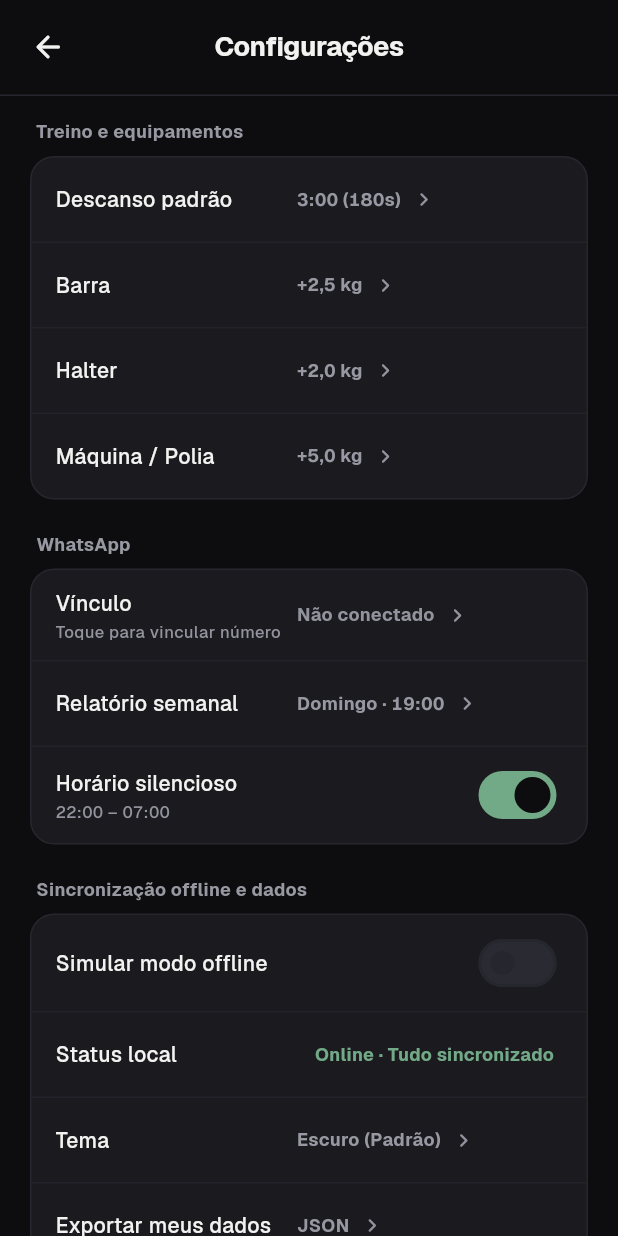
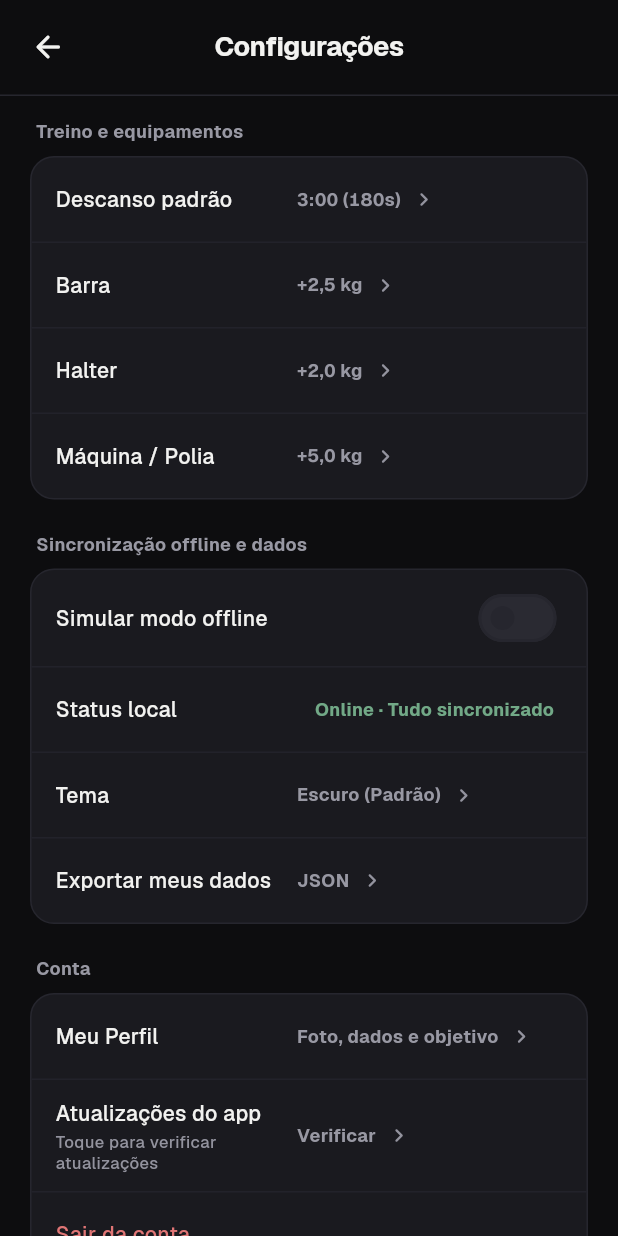
Before and after one commit to Lucasgrf/LIFTR, a Flutter app: the SettingsScreen screen opened by its route, on a phone screen of 412 x 824 dp. Run offline on Flutter 3.47's test engine with Material 3 defaults, Android fonts, the phone set to English and light mode, and no system bars; our stand-ins replace cached_network_image, connectivity_plus, fl_chart, flutter_riverpod, flutter_svg, go_router and 4 more; accounts and stored records are empty; project files that could hold a hidden picture were left out.

Commit message:
fix(settings): hide unbacked WhatsApp Coach section and document backend sync debt

```diff
--- a/app/lib/features/settings/presentation/screens/settings_screen.dart
+++ b/app/lib/features/settings/presentation/screens/settings_screen.dart
@@ -240,50 +240,6 @@ class _SettingsScreenState extends ConsumerState<SettingsScreen> {
                         const SizedBox(height: 22),
 
                         LiftrListGroup(
-                          header: 'WhatsApp',
-                          children: [
-                            LiftrListRow(
-                              label: 'Vínculo',
-                              value: settings.whatsappConnected
-                                  ? 'Conectado'
-                                  : 'Não conectado',
-                              subtitle: settings.whatsappConnected
-                                  ? (settings.whatsappMaskedPhone.isNotEmpty
-                                      ? settings.whatsappMaskedPhone
-                                      : 'Número vinculado')
-                                  : 'Toque para vincular número',
-                              valueColor: settings.whatsappConnected
-                                  ? fitnessColors.progressUp
-                                  : colors.textTertiary,
-                              onTap: () => ref
-                                  .read(userSettingsProvider.notifier)
-                                  .setWhatsappConnected(
-                                    !settings.whatsappConnected,
-                                  ),
-                            ),
-                            LiftrListRow(
-                              label: 'Relatório semanal',
-                              value:
-                                  '${settings.weeklyReportDay} · ${settings.weeklyReportTime}',
-                              onTap: () => _showReportSchedulePicker(
-                                context,
-                                ref,
-                                settings,
-                              ),
-                            ),
-                            LiftrListRow.toggle(
-                              label: 'Horário silencioso',
-                              subtitle: settings.quietHoursRange,
-                              value: settings.quietHoursEnabled,
-                              onChanged: (val) => ref
-                                  .read(userSettingsProvider.notifier)
-                                  .setQuietHoursEnabled(val),
-                            ),
-                          ],
-                        ),
-                        const SizedBox(height: 22),
-
-                        LiftrListGroup(
                           header: 'Sincronização offline e dados',
                           children: [
                             LiftrListRow.toggle(
@@ -470,48 +426,6 @@ class _SettingsScreenState extends ConsumerState<SettingsScreen> {
     );
   }
 
-  void _showReportSchedulePicker(
-    BuildContext context,
-    WidgetRef ref,
-    UserSettingsState settings,
-  ) {
-    const schedules = [
-      ('Domingo', '19:00'),
-      ('Domingo', '09:00'),
-      ('Segunda-feira', '08:00'),
-      ('Sexta-feira', '18:00'),
-    ];
-    showLiftrSheet<void>(
-      context: context,
-      title: 'Relatório semanal',
-      builder: (ctx) {
-        final colors = ctx.appColors;
-        return Column(
-          mainAxisSize: MainAxisSize.min,
-          crossAxisAlignment: CrossAxisAlignment.start,
-          children: schedules.map((item) {
-            final selected =
-                settings.weeklyReportDay == item.$1 &&
-                settings.weeklyReportTime == item.$2;
-            return ListTile(
-              contentPadding: EdgeInsets.zero,
-              title: Text('${item.$1} · ${item.$2}'),
-              trailing: selected
-                  ? Icon(Icons.check_rounded, color: colors.primary)
-                  : null,
-              onTap: () {
-                ref
-                    .read(userSettingsProvider.notifier)
-                    .setWeeklyReportSchedule(item.$1, item.$2);
-                Navigator.pop(ctx);
-              },
-            );
-          }).toList(),
-        );
-      },
-    );
-  }
-
   void _showThemePicker(
     BuildContext context,
     WidgetRef ref,
```
Also changed, not shown: 5 other files.
